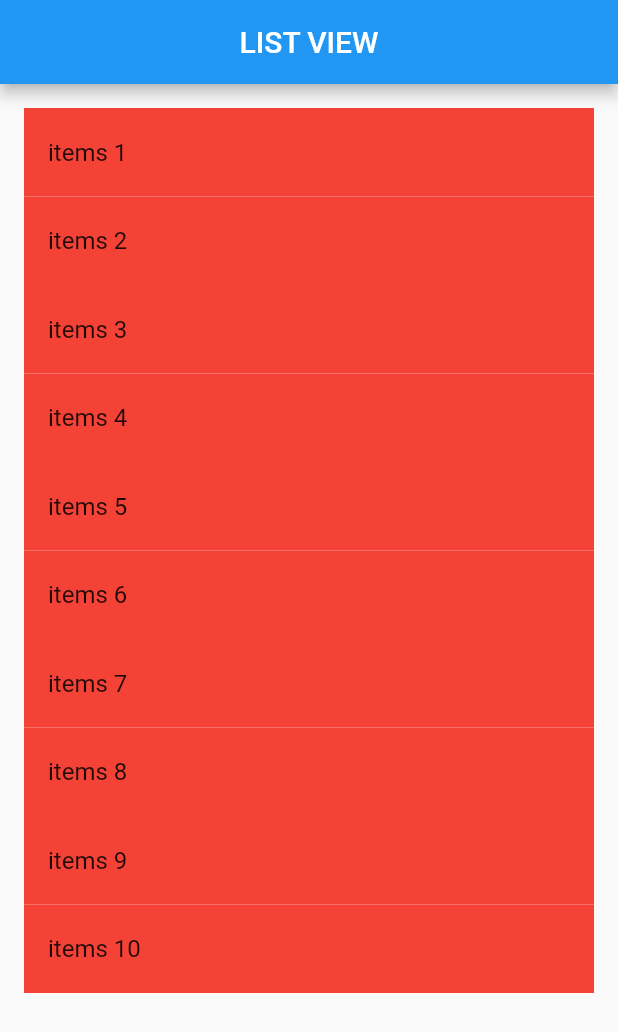
After one commit to Shahanaj2000/Flutter_Lecture, a Flutter app: the LISTVIEW screen opened directly, on a phone screen of 412 x 824 dp. The commit adds this screen. Shown: the top 1032 px of the screen. Run offline on Flutter 3.47's test engine with Material 2 defaults, Android fonts, the light colour scheme and no system bars; our stand-ins replace carousel_slider; missing offline and left inert: staggered_grid_view_flutter.

Commit message:
List View 2

```diff
--- /dev/null
+++ b/lib/Lecture/ListViews/ListView.dart
@@ -0,0 +1,71 @@
+import 'package:flutter/material.dart';
+
+
+void main() {
+  runApp(
+    const MaterialApp(
+      debugShowCheckedModeBanner: false,
+      home: LISTVIEW(),
+    )
+  );
+}
+
+class LISTVIEW extends StatelessWidget {
+  const LISTVIEW({super.key});
+
+  @override
+  Widget build(BuildContext context) {
+    return Scaffold(
+      appBar: AppBar(
+        title: const Text("LIST VIEW"),
+        centerTitle: true,
+      ),
+      body: ListView(
+        scrollDirection: Axis.vertical,
+        cacheExtent: 300,
+        addAutomaticKeepAlives: false,
+        //itemExtent: 100,
+        padding: const EdgeInsets.all(16),
+        physics: const BouncingScrollPhysics(),
+        prototypeItem: _getPrototypeItem(),
+        primary: true,
+
+        children: [
+          _buildChildList(1),
+          _buildChildList(2),
+          _buildChildList(3),
+          _buildChildList(4),
+          _buildChildList(5),
+          _buildChildList(6),
+          _buildChildList(7),
+          _buildChildList(8),
+          _buildChildList(9),
+          _buildChildList(10),
+
+
+        ],
+      ),
+    );
+  }
+
+  //!
+  Widget _buildChildList (int item) {
+    return Container(
+      color: Colors.red,
+      height: 150.6,
+      alignment: Alignment.centerLeft,
+      child: ListTile(
+        title: Text('items $item'),
+      ),
+    );
+  }
+
+  Widget _getPrototypeItem() {
+    return const Text(
+      "Hello",
+      style: TextStyle(
+        fontSize: 50,
+      ),
+    );
+  }
+}
```
Also changed, not shown: lib/main.dart (+5 -5 lines), lib/Lecture/GRID VIEWS/GridView.dart (renamed from lib/Lecture/Grid/GridView.dart), lib/Lecture/GRID VIEWS/Grid_View_Builder.dart (renamed from lib/Lecture/Grid/Grid_View_Builder.dart), lib/Lecture/GRID VIEWS/Grid_View_Count.dart (renamed from lib/Lecture/Grid/Grid_View_Count.dart), lib/Lecture/GRID VIEWS/Grid_View_Custom.dart (renamed from lib/Lecture/Grid/Grid_View_Custom.dart), lib/Lecture/GRID VIEWS/Grid_View_Extend.dart (renamed from lib/Lecture/Grid/Grid_View_Extend.dart), 1 other file.
